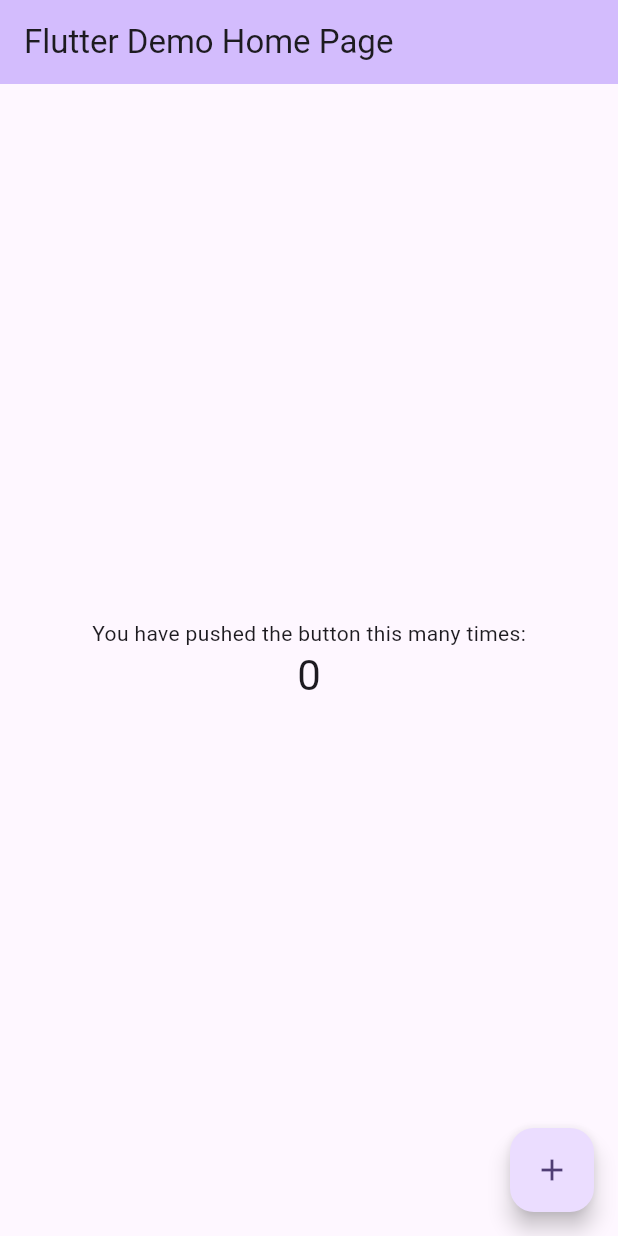
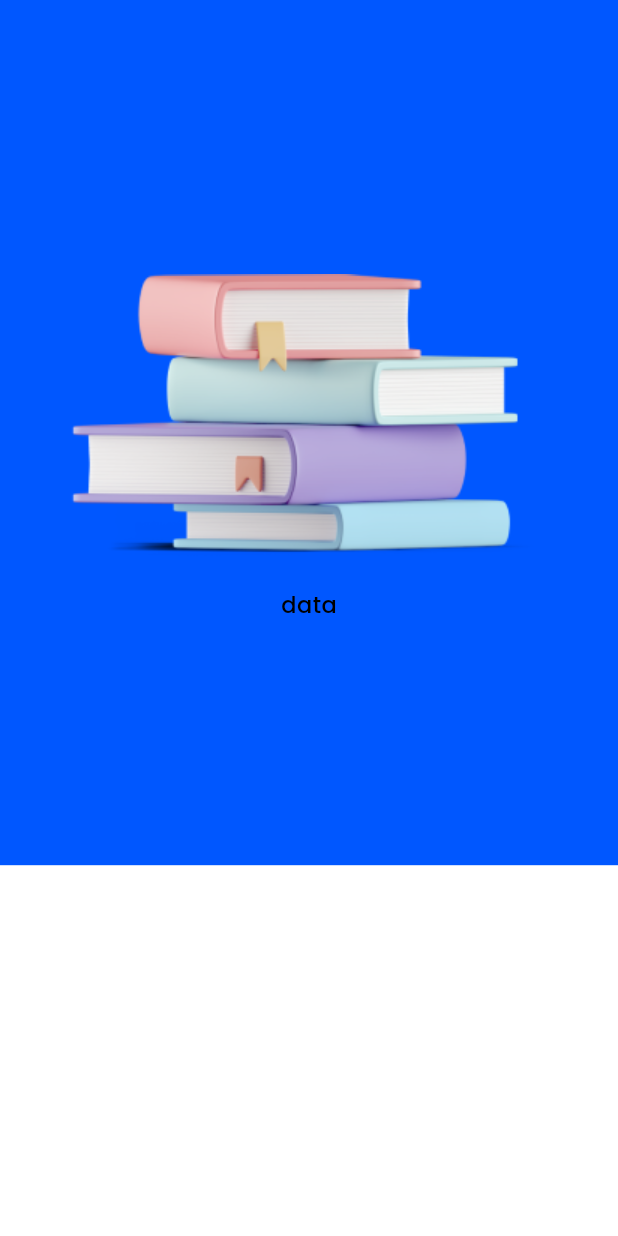
Before and after one commit to Akshaykalwar8933/book_store, a Flutter app: the screen it shows after launch, on a phone screen of 412 x 824 dp. Run offline on Flutter 3.47's test engine with Material 3 defaults, Android fonts, the phone set to English and light mode, and no system bars; our stand-ins replace get.

Commit message:
Project setup is completed

```diff
--- a/lib/main.dart
+++ b/lib/main.dart
@@ -1,4 +1,7 @@
+import 'package:book_store/static/theme.dart';
+import 'package:book_store/views/welcome_page.dart';
 import 'package:flutter/material.dart';
+import 'package:get/get.dart';
 
 void main() {
   runApp(const MyApp());
@@ -7,119 +10,13 @@ void main() {
 class MyApp extends StatelessWidget {
   const MyApp({super.key});
 
-  // This widget is the root of your application.
   @override
   Widget build(BuildContext context) {
-    return MaterialApp(
-      title: 'Flutter Demo',
-      theme: ThemeData(
-        // This is the theme of your application.
-        //
-        // TRY THIS: Try running your application with "flutter run". You'll see
-        // the application has a purple toolbar. Then, without quitting the app,
-        // try changing the seedColor in the colorScheme below to Colors.green
-        // and then invoke "hot reload" (save your changes or press the "hot
-        // reload" button in a Flutter-supported IDE, or press "r" if you used
-        // the command line to start the app).
-        //
-        // Notice that the counter didn't reset back to zero; the application
-        // state is not lost during the reload. To reset the state, use hot
-        // restart instead.
-        //
-        // This works for code too, not just values: Most code changes can be
-        // tested with just a hot reload.
-        colorScheme: ColorScheme.fromSeed(seedColor: Colors.deepPurple),
-        useMaterial3: true,
-      ),
-      home: const MyHomePage(title: 'Flutter Demo Home Page'),
+    return GetMaterialApp(
+      debugShowCheckedModeBanner: false,
+      title: 'E-BOOK',
+      theme: lightTheme,
+      home: const HomePage(),
     );
   }
 }
-
-class MyHomePage extends StatefulWidget {
-  const MyHomePage({super.key, required this.title});
-
-  // This widget is the home page of your application. It is stateful, meaning
-  // that it has a State object (defined below) that contains fields that affect
-  // how it looks.
-
-  // This class is the configuration for the state. It holds the values (in this
-  // case the title) provided by the parent (in this case the App widget) and
-  // used by the build method of the State. Fields in a Widget subclass are
-  // always marked "final".
-
-  final String title;
-
-  @override
-  State<MyHomePage> createState() => _MyHomePageState();
-}
-
-class _MyHomePageState extends State<MyHomePage> {
-  int _counter = 0;
-
-  void _incrementCounter() {
-    setState(() {
-      // This call to setState tells the Flutter framework that something has
-      // changed in this State, which causes it to rerun the build method below
-      // so that the display can reflect the updated values. If we changed
-      // _counter without calling setState(), then the build method would not be
-      // called again, and so nothing would appear to happen.
-      _counter++;
-    });
-  }
-
-  @override
-  Widget build(BuildContext context) {
-    // This method is rerun every time setState is called, for instance as done
-    // by the _incrementCounter method above.
-    //
-    // The Flutter framework has been optimized to make rerunning build methods
-    // fast, so that you can just rebuild anything that needs updating rather
-    // than having to individually change instances of widgets.
-    return Scaffold(
-      appBar: AppBar(
-        // TRY THIS: Try changing the color here to a specific color (to
-        // Colors.amber, perhaps?) and trigger a hot reload to see the AppBar
-        // change color while the other colors stay the same.
-        backgroundColor: Theme.of(context).colorScheme.inversePrimary,
-        // Here we take the value from the MyHomePage object that was created by
-        // the App.build method, and use it to set our appbar title.
-        title: Text(widget.title),
-      ),
-      body: Center(
-        // Center is a layout widget. It takes a single child and positions it
-        // in the middle of the parent.
-        child: Column(
-          // Column is also a layout widget. It takes a list of children and
-          // arranges them vertically. By default, it sizes itself to fit its
-          // children horizontally, and tries to be as tall as its parent.
-          //
-          // Column has various properties to control how it sizes itself and
-          // how it positions its children. Here we use mainAxisAlignment to
-          // center the children vertically; the main axis here is the vertical
-          // axis because Columns are vertical (the cross axis would be
-          // horizontal).
-          //
-          // TRY THIS: Invoke "debug painting" (choose the "Toggle Debug Paint"
-          // action in the IDE, or press "p" in the console), to see the
-          // wireframe for each widget.
-          mainAxisAlignment: MainAxisAlignment.center,
-          children: <Widget>[
-            const Text(
-              'You have pushed the button this many times:',
-            ),
-            Text(
-              '$_counter',
-              style: Theme.of(context).textTheme.headlineMedium,
-            ),
-          ],
-        ),
-      ),
-      floatingActionButton: FloatingActionButton(
-        onPressed: _incrementCounter,
-        tooltip: 'Increment',
-        child: const Icon(Icons.add),
-      ), // This trailing comma makes auto-formatting nicer for build methods.
-    );
-  }
-}
--- /dev/null
+++ b/lib/static/theme.dart
@@ -0,0 +1,68 @@
+// ignore_for_file: prefer_const_constructors
+
+import 'package:flutter/material.dart';
+import 'package:book_store/static/colors.dart';
+
+var lightTheme = ThemeData(
+  // brightness: Brightness.light,
+      useMaterial3: true,
+
+  colorScheme:  ColorScheme(
+    brightness: Brightness.light,
+    primary: primaryColor,
+    onPrimary: backgroundColor,
+    secondary: secondaryColor,
+    onSecondary: backgroundColor,
+    error: Colors.red,
+    onError: fontColor,
+    background: backgroundColor,
+    onBackground: fontColor,
+    surface: backgroundColor,
+    onSurface: fontColor,
+    onPrimaryContainer: secondLabelColor,
+  ),
+
+  textTheme:  TextTheme(
+    headlineLarge: TextStyle(
+      fontFamily: "Poppins",
+      fontSize: 30,
+      fontWeight: FontWeight.w600,
+    ),
+    headlineMedium: TextStyle(
+      fontFamily: "Poppins",
+      fontSize: 20,
+      fontWeight: FontWeight.w600,
+    ),
+    bodyLarge: TextStyle(
+      fontFamily: "Poppins",
+      fontSize: 18,
+      fontWeight: FontWeight.w500,
+    ),
+    bodyMedium: TextStyle(
+      fontFamily: "Poppins",
+      fontSize: 15,
+      fontWeight: FontWeight.w500,
+    ),
+    bodySmall: TextStyle(
+      fontFamily: "Poppins",
+      fontSize: 12,
+      fontWeight: FontWeight.w500,
+    ),
+    labelLarge: TextStyle(
+        fontFamily: "Poppins",
+        fontSize: 18,
+        fontWeight: FontWeight.w400,
+        color: labelColor),
+    labelMedium: TextStyle(
+        fontFamily: "Poppins",
+        fontSize: 15,
+        fontWeight: FontWeight.w400,
+        color: labelColor),
+    labelSmall: TextStyle(
+        fontFamily: "Poppins",
+        fontSize: 12,
+        fontWeight: FontWeight.w400,
+        color: labelColor),
+  ),
+
+);
--- /dev/null
+++ b/lib/views/welcome_page.dart
@@ -0,0 +1,31 @@
+import 'package:book_store/static/colors.dart';
+import 'package:flutter/material.dart';
+
+class HomePage extends StatelessWidget {
+  const HomePage({super.key});
+
+  @override
+  Widget build(BuildContext context) {
+    final height = MediaQuery.of(context).size.height;
+    final width = MediaQuery.of(context).size.width;
+    return Scaffold(
+      body: Column(
+        children: [
+          Container(
+            height: height * 0.70,
+            width: width,
+            color: primaryColor,
+            child: Column(
+              mainAxisAlignment: MainAxisAlignment.center,
+              children: [
+                Image.asset('Assets/Images/book.png',height: 230,),
+
+                Text("data")
+              ],
+            ),
+          )
+        ],
+      ),
+    );
+  }
+}
```
Also changed, not shown: lib/model/book_model.dart (added, +102 -0 lines), lib/model/message.dart (added, +93 -0 lines), lib/static/colors.dart (added, +8 -0 lines), pubspec.yaml (+15 -8 lines), pubspec.lock.
